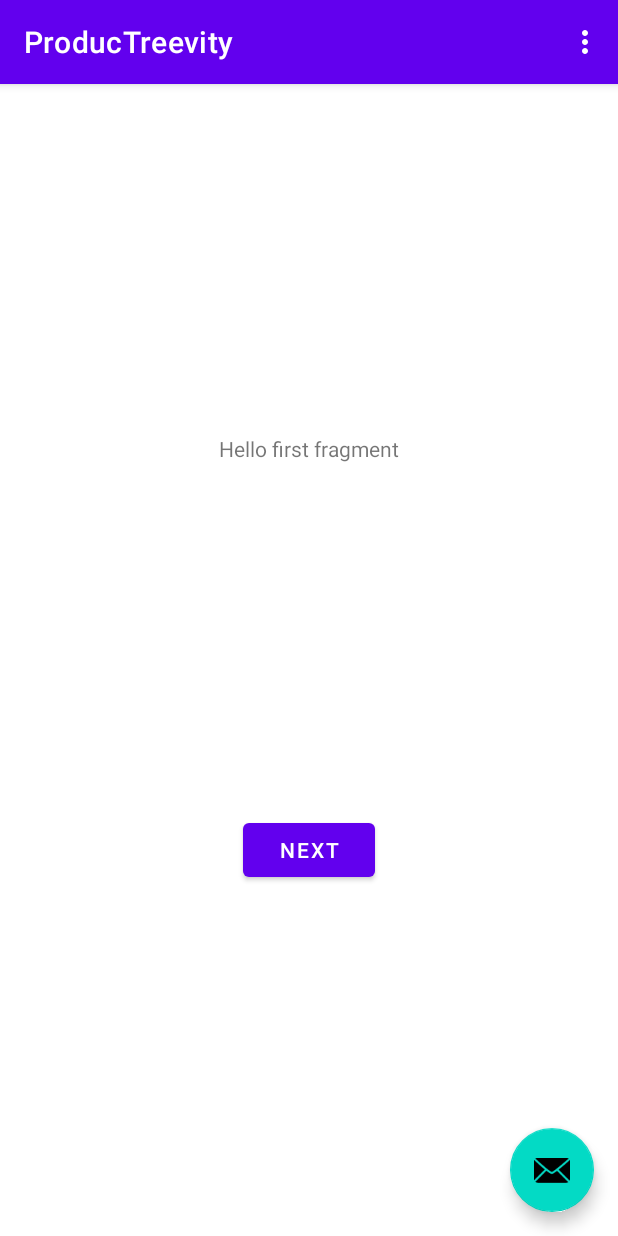
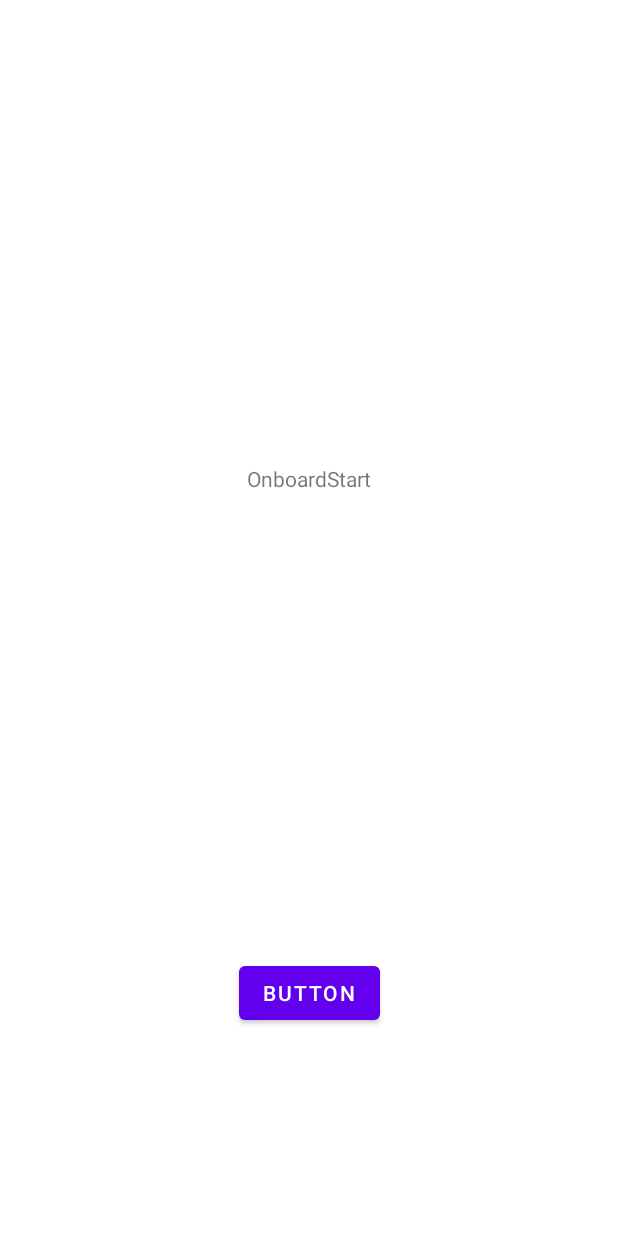
Before and after one commit to Kokobe/ProducTreevity, an Android app: the screen it shows after launch (MainActivity before the commit, OnboardStart after it), on a phone screen of 412 x 824 dp. Run offline under Robolectric (Android 15) with nearby library versions, the phone set to English and light mode, and no system bars.

Commit message:
Buttons!

```diff
--- a/app/src/main/AndroidManifest.xml
+++ b/app/src/main/AndroidManifest.xml
@@ -9,8 +9,11 @@
         android:roundIcon="@mipmap/ic_launcher_round"
         android:supportsRtl="true"
         android:theme="@style/Theme.ProducTreevity">
+        <activity android:name=".Teacher"></activity>
+        <activity android:name=".Student" />
+        <activity android:name=".Onboard1" />
         <activity
-            android:name=".MainActivity"
+            android:name=".OnboardStart"
             android:label="@string/app_name"
             android:theme="@style/Theme.ProducTreevity.NoActionBar">
             <intent-filter>
@@ -19,6 +22,7 @@
                 <category android:name="android.intent.category.LAUNCHER" />
             </intent-filter>
         </activity>
+        <activity android:name=".SecondFragment" />
     </application>
 
 </manifest>
--- a/app/src/main/java/com/example/productreevity/FirstFragment.java
+++ /dev/null
@@ -1,34 +0,0 @@
-package com.example.productreevity;
-
-import android.os.Bundle;
-import android.view.LayoutInflater;
-import android.view.View;
-import android.view.ViewGroup;
-
-import androidx.annotation.NonNull;
-import androidx.fragment.app.Fragment;
-import androidx.navigation.fragment.NavHostFragment;
-
-public class FirstFragment extends Fragment {
-
-    @Override
-    public View onCreateView(
-            LayoutInflater inflater, ViewGroup container,
-            Bundle savedInstanceState
-    ) {
-        // Inflate the layout for this fragment
-        return inflater.inflate(R.layout.fragment_first, container, false);
-    }
-
-    public void onViewCreated(@NonNull View view, Bundle savedInstanceState) {
-        super.onViewCreated(view, savedInstanceState);
-
-        view.findViewById(R.id.button_first).setOnClickListener(new View.OnClickListener() {
-            @Override
-            public void onClick(View view) {
-                NavHostFragment.findNavController(FirstFragment.this)
-                        .navigate(R.id.action_FirstFragment_to_SecondFragment);
-            }
-        });
-    }
-}
--- a/app/src/main/java/com/example/productreevity/MainActivity.java
+++ /dev/null
@@ -1,57 +0,0 @@
-package com.example.productreevity;
-
-import android.os.Bundle;
-
-import com.google.android.material.floatingactionbutton.FloatingActionButton;
-import com.google.android.material.snackbar.Snackbar;
-
-import androidx.appcompat.app.AppCompatActivity;
-import androidx.appcompat.widget.Toolbar;
-
-import android.view.View;
-
-import android.view.Menu;
-import android.view.MenuItem;
-
-public class MainActivity extends AppCompatActivity {
-
-    @Override
-    protected void onCreate(Bundle savedInstanceState) {
-        //hello
-        super.onCreate(savedInstanceState);
-        setContentView(R.layout.activity_main);
-        Toolbar toolbar = findViewById(R.id.toolbar);
-        setSupportActionBar(toolbar);
-
-        FloatingActionButton fab = findViewById(R.id.fab);
-        fab.setOnClickListener(new View.OnClickListener() {
-            @Override
-            public void onClick(View view) {
-                Snackbar.make(view, "Replace with your own action", Snackbar.LENGTH_LONG)
-                        .setAction("Action", null).show();
-            }
-        });
-    }
-
-    @Override
-    public boolean onCreateOptionsMenu(Menu menu) {
-        // Inflate the menu; this adds items to the action bar if it is present.
-        getMenuInflater().inflate(R.menu.menu_main, menu);
-        return true;
-    }
-
-    @Override
-    public boolean onOptionsItemSelected(MenuItem item) {
-        // Handle action bar item clicks here. The action bar will
-        // automatically handle clicks on the Home/Up button, so long
-        // as you specify a parent activity in AndroidManifest.xml.
-        int id = item.getItemId();
-
-        //noinspection SimplifiableIfStatement
-        if (id == R.id.action_settings) {
-            return true;
-        }
-
-        return super.onOptionsItemSelected(item);
-    }
-}
--- /dev/null
+++ b/app/src/main/java/com/example/productreevity/OnboardStart.java
@@ -0,0 +1,40 @@
+package com.example.productreevity;
+
+import android.content.Intent;
+import android.os.Bundle;
+
+import com.google.android.material.floatingactionbutton.FloatingActionButton;
+import com.google.android.material.snackbar.Snackbar;
+
+import androidx.appcompat.app.AppCompatActivity;
+import androidx.appcompat.widget.Toolbar;
+
+import android.util.Log;
+import android.view.View;
+
+import android.view.Menu;
+import android.view.MenuItem;
+import android.widget.Button;
+
+public class OnboardStart extends AppCompatActivity {
+    private Button button;
+    @Override
+    protected void onCreate(Bundle savedInstanceState) {
+        //hello
+        super.onCreate(savedInstanceState);
+        setContentView(R.layout.activity_main);
+        button = (Button) findViewById(R.id.button);
+        button.setOnClickListener(new View.OnClickListener() {
+            @Override
+            public void onClick(View v) {
+
+                openOnboard1();
+                Log.e("OnboardStart", "click");
+            }
+        });
+    }
+    public void openOnboard1() {
+        Intent intent = new Intent(this, Onboard1.class);
+        startActivity(intent);
+    }
+}
--- a/app/src/main/res/layout/activity_main.xml
+++ b/app/src/main/res/layout/activity_main.xml
@@ -1,33 +1,29 @@
 <?xml version="1.0" encoding="utf-8"?>
-<androidx.coordinatorlayout.widget.CoordinatorLayout xmlns:android="http://schemas.android.com/apk/res/android"
+<androidx.constraintlayout.widget.ConstraintLayout xmlns:android="http://schemas.android.com/apk/res/android"
     xmlns:app="http://schemas.android.com/apk/res-auto"
     xmlns:tools="http://schemas.android.com/tools"
     android:layout_width="match_parent"
     android:layout_height="match_parent"
-    tools:context=".MainActivity">
+    tools:context=".OnboardStart" >
 
-    <com.google.android.material.appbar.AppBarLayout
-        android:layout_width="match_parent"
-        android:layout_height="wrap_content"
-        android:theme="@style/Theme.ProducTreevity.AppBarOverlay">
-
-        <androidx.appcompat.widget.Toolbar
-            android:id="@+id/toolbar"
-            android:layout_width="match_parent"
-            android:layout_height="?attr/actionBarSize"
-            android:background="?attr/colorPrimary"
-            app:popupTheme="@style/Theme.ProducTreevity.PopupOverlay" />
-
-    </com.google.android.material.appbar.AppBarLayout>
-
-    <include layout="@layout/content_main" />
-
-    <com.google.android.material.floatingactionbutton.FloatingActionButton
-        android:id="@+id/fab"
+    <Button
+        android:id="@+id/button"
         android:layout_width="wrap_content"
         android:layout_height="wrap_content"
-        android:layout_gravity="bottom|end"
-        android:layout_margin="@dimen/fab_margin"
-        app:srcCompat="@android:drawable/ic_dialog_email" />
+        android:layout_marginTop="500dp"
+        android:text="Button"
+        app:layout_constraintBottom_toBottomOf="parent"
+        app:layout_constraintEnd_toEndOf="parent"
+        app:layout_constraintStart_toStartOf="parent"
+        app:layout_constraintTop_toTopOf="parent" />
 
-</androidx.coordinatorlayout.widget.CoordinatorLayout>
+    <TextView
+        android:id="@+id/textView"
+        android:layout_width="wrap_content"
+        android:layout_height="wrap_content"
+        android:text="OnboardStart"
+        app:layout_constraintBottom_toTopOf="@+id/button"
+        app:layout_constraintEnd_toEndOf="parent"
+        app:layout_constraintStart_toStartOf="parent"
+        app:layout_constraintTop_toTopOf="parent" />
+</androidx.constraintlayout.widget.ConstraintLayout>
--- a/app/src/main/res/layout/fragment_first.xml
+++ b/app/src/main/res/layout/activity_student.xml
@@ -4,25 +4,16 @@
     xmlns:tools="http://schemas.android.com/tools"
     android:layout_width="match_parent"
     android:layout_height="match_parent"
-    tools:context=".FirstFragment">
+    tools:context=".Student">
 
     <TextView
-        android:id="@+id/textview_first"
+        android:id="@+id/textView2"
         android:layout_width="wrap_content"
         android:layout_height="wrap_content"
-        android:text="@string/hello_first_fragment"
-        app:layout_constraintBottom_toTopOf="@id/button_first"
+        android:layout_marginBottom="200dp"
+        android:text="Student"
+        app:layout_constraintBottom_toBottomOf="parent"
         app:layout_constraintEnd_toEndOf="parent"
         app:layout_constraintStart_toStartOf="parent"
         app:layout_constraintTop_toTopOf="parent" />
-
-    <Button
-        android:id="@+id/button_first"
-        android:layout_width="wrap_content"
-        android:layout_height="wrap_content"
-        android:text="@string/next"
-        app:layout_constraintBottom_toBottomOf="parent"
-        app:layout_constraintEnd_toEndOf="parent"
-        app:layout_constraintStart_toStartOf="parent"
-        app:layout_constraintTop_toBottomOf="@id/textview_first" />
 </androidx.constraintlayout.widget.ConstraintLayout>
--- a/app/src/main/res/layout/content_main.xml
+++ /dev/null
@@ -1,19 +0,0 @@
-<?xml version="1.0" encoding="utf-8"?>
-<androidx.constraintlayout.widget.ConstraintLayout xmlns:android="http://schemas.android.com/apk/res/android"
-    xmlns:app="http://schemas.android.com/apk/res-auto"
-    android:layout_width="match_parent"
-    android:layout_height="match_parent"
-    app:layout_behavior="@string/appbar_scrolling_view_behavior">
-
-    <fragment
-        android:id="@+id/nav_host_fragment"
-        android:name="androidx.navigation.fragment.NavHostFragment"
-        android:layout_width="0dp"
-        android:layout_height="0dp"
-        app:defaultNavHost="true"
-        app:layout_constraintBottom_toBottomOf="parent"
-        app:layout_constraintLeft_toLeftOf="parent"
-        app:layout_constraintRight_toRightOf="parent"
-        app:layout_constraintTop_toTopOf="parent"
-        app:navGraph="@navigation/nav_graph" />
-</androidx.constraintlayout.widget.ConstraintLayout>
--- a/app/src/main/res/menu/menu_main.xml
+++ b/app/src/main/res/menu/menu_main.xml
@@ -1,7 +1,7 @@
 <menu xmlns:android="http://schemas.android.com/apk/res/android"
     xmlns:app="http://schemas.android.com/apk/res-auto"
     xmlns:tools="http://schemas.android.com/tools"
-    tools:context="com.example.productreevity.MainActivity">
+    tools:context="com.example.productreevity.OnboardStart">
     <item
         android:id="@+id/action_settings"
         android:orderInCategory="100"
--- a/build.gradle
+++ b/build.gradle
@@ -5,7 +5,7 @@ buildscript {
         jcenter()
     }
     dependencies {
-        classpath 'com.android.tools.build:gradle:4.0.0'
+        classpath 'com.android.tools.build:gradle:4.0.1'
 
         // NOTE: Do not place your application dependencies here; they belong
         // in the individual module build.gradle files
```
Also changed, not shown: app/src/main/java/com/example/productreevity/Onboard1.java (added, +43 -0 lines), app/src/main/java/com/example/productreevity/SecondFragment.java (deleted, +0 -34 lines), app/src/main/java/com/example/productreevity/Student.java (added, +14 -0 lines), app/src/main/java/com/example/productreevity/Teacher.java (added, +14 -0 lines), app/src/main/res/layout/activity_onboard1.xml (added, +71 -0 lines), app/src/main/res/layout/activity_teacher.xml (renamed from app/src/main/res/layout/fragment_second.xml, +8 -13 lines).
